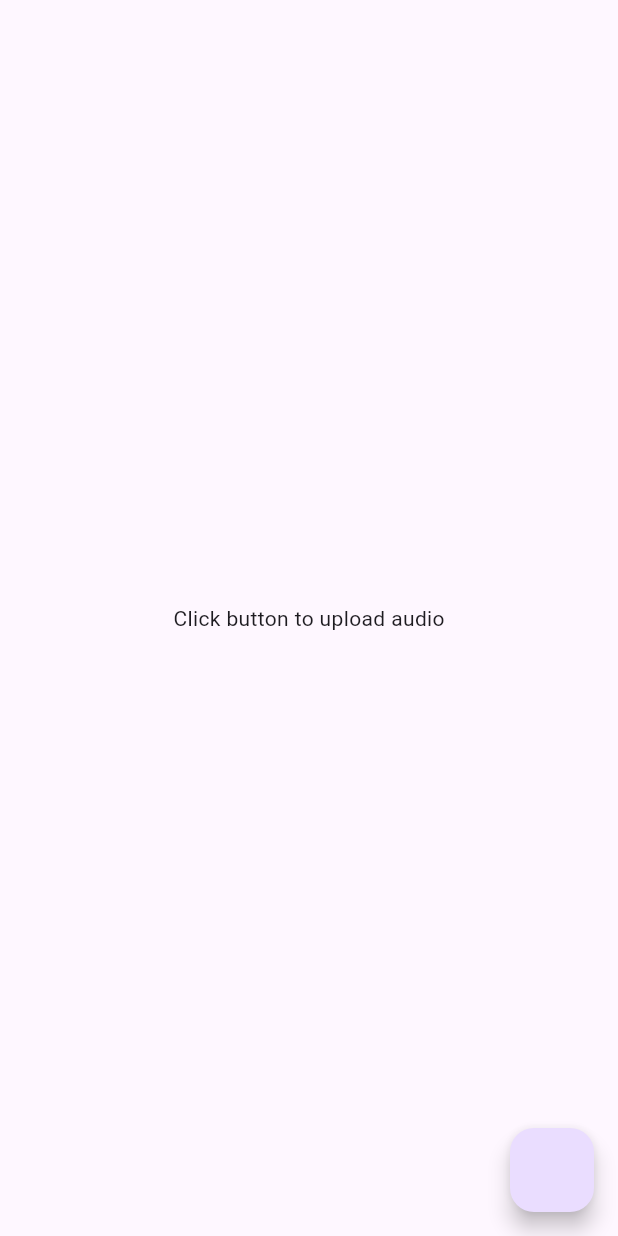
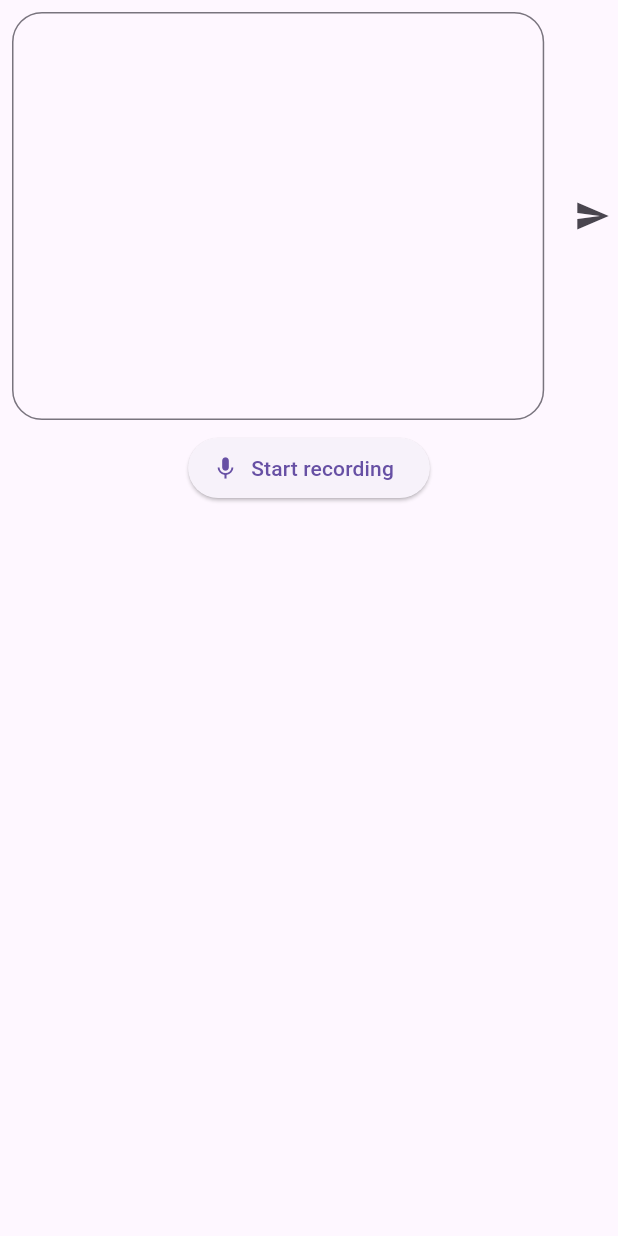
Before and after one commit to suzanhamami/internship_project, a Flutter app: the screen it shows after launch, on a phone screen of 412 x 824 dp. Run offline on Flutter 3.47's test engine with Material 3 defaults, Android fonts, the phone set to English and light mode, and no system bars; our stand-ins replace bloc, dartz, dio, flutter_bloc, flutter_dotenv, get_it and 1 more; missing offline and left inert: record.

Commit message:
Backend logic: string comparing algorithm, and finding mistakes. Added bloc to handle comparing texts and a simple ui to try it out.

```diff
--- a/lib/data/repository_imp/transcript_repo_imp.dart
+++ b/lib/data/repository_imp/transcript_repo_imp.dart
@@ -21,7 +21,7 @@ class TranscriptRepoImp implements TranscriptRepo {
       );
       return Right(uploadUrl);
     } on ServerException catch (e) {
-      print("from repo imp");
+      print("from repo imp upload");
       return Left(ServerFailure(message: e.message));
     } catch (e) {
       return Left(ServerFailure(message: "Unexpected error: ${e.toString()}"));
@@ -36,7 +36,7 @@ class TranscriptRepoImp implements TranscriptRepo {
       );
       return Right(transcriptId);
     } on ServerException catch (e) {
-      print("from repo imp");
+      print("from repo imp transcribe");
       return Left(ServerFailure(message: e.message));
     } catch (e) {
       return Left(ServerFailure(message: "Unexpected error: ${e.toString()}"));
--- /dev/null
+++ b/lib/domain/use_case/compare_texts.dart
@@ -0,0 +1,12 @@
+// ignore_for_file: public_member_api_docs, sort_constructors_first
+import 'package:internship_project/core/utils/levenshtien_alg.dart';
+
+class CompareTextsUseCase {
+  final LevenshtienAlg comparer;
+  CompareTextsUseCase({required this.comparer});
+  String call({required String originalText, required String userText}) {
+    return comparer.compareText(originalText: originalText, userText: userText);
+  }
+
+  List<String> getWrongWords() => comparer.wrongWords;
+}
--- a/lib/main.dart
+++ b/lib/main.dart
@@ -1,12 +1,10 @@
-import 'dart:io';
-
-import 'package:file_picker/file_picker.dart';
 import 'package:flutter/material.dart';
 import 'package:flutter_bloc/flutter_bloc.dart';
 import 'package:flutter_dotenv/flutter_dotenv.dart';
-import 'package:internship_project/core/utils/text_formatting.dart';
-import 'package:internship_project/presentation/bloc/transcription_bloc.dart';
+import 'package:internship_project/presentation/comparison/bloc/comparison_bloc.dart';
+import 'package:internship_project/presentation/transcription/bloc/transcription_bloc.dart';
 import 'package:internship_project/core/service_locator.dart';
+import 'package:internship_project/presentation/transcription/home_page.dart';
 
 void main() async {
   WidgetsFlutterBinding.ensureInitialized();
@@ -24,75 +22,12 @@ class MyApp extends StatelessWidget {
   @override
   Widget build(BuildContext context) {
     return // TranscriptionBloc(),
-    BlocProvider(
-      create: (context) => getIt<TranscriptionBloc>(),
+    MultiBlocProvider(
+      providers: [
+      BlocProvider(create: (context) => getIt<TranscriptionBloc>()),
+      BlocProvider(create: (context) => getIt<ComparisonBloc>(),)
+      ],
       child: MaterialApp(home: HomePage()),
     );
   }
 }
-
-class HomePage extends StatelessWidget {
-  const HomePage({super.key});
-
-  @override
-  Widget build(BuildContext context) {
-    return Scaffold(
-      body: Center(
-        child: BlocBuilder<TranscriptionBloc, TranscriptionState>(
-          builder: (context, state) {
-            switch (state) {
-              case AudioUploadedSuccessfully():
-                return Column(
-                  mainAxisAlignment: MainAxisAlignment.center,
-                  children: [
-                    CircularProgressIndicator(),
-                    Text("Transcribing audio..."),
-                  ],
-                );
-              case AudioUploading():
-                return Column(
-                  mainAxisAlignment: MainAxisAlignment.center,
-                  children: [
-                    CircularProgressIndicator(),
-                    Text("Uploading audio..."),
-                  ],
-                );
-              case TranscriptionError():
-                return Text("An Error occured");
-              case TranscriptionLoading():
-                return Column(
-                  mainAxisAlignment: MainAxisAlignment.center,
-                  children: [
-                    CircularProgressIndicator(),
-                    Text("Almost ready..."),
-                  ],
-                );
-              case TranscriptionReady():
-                TextFormatting formattedTranscript = TextFormatting(
-                );
-                return SingleChildScrollView(
-                  child: Text(formattedTranscript.formatText(state.transcript.text)),
-                );
-              default:
-                return Text("Click button to upload audio");
-            }
-          },
-        ),
-      ),
-      floatingActionButton: FloatingActionButton(
-        onPressed: () async {
-          FilePickerResult? result = await FilePicker.platform.pickFiles();
-          if (result != null) {
-            File file = File(result.files.single.path!);
-
-            if (context.mounted) {
-              context.read<TranscriptionBloc>().add(AudioUploaded(file: file));
-            }
-          } else {
-            // User canceled the picker
-          }
-        },
-      ),
-    );
-  }
-}
--- /dev/null
+++ b/lib/presentation/comparison/bloc/comparison_bloc.dart
@@ -0,0 +1,26 @@
+import 'package:bloc/bloc.dart';
+import 'package:internship_project/domain/use_case/compare_texts.dart';
+import 'package:meta/meta.dart';
+
+part 'comparison_event.dart';
+part 'comparison_state.dart';
+
+class ComparisonBloc extends Bloc<ComparisonEvent, ComparisonState> {
+  final CompareTextsUseCase compareTextsUseCase;
+  ComparisonBloc({required this.compareTextsUseCase})
+    : super(ComparisonInitial()) {
+    on<ComparisonRequested>((event, emit) {
+      emit(ComparisonLoading());
+      try {
+        final score = compareTextsUseCase.call(
+          originalText: event.originalText,
+          userText: event.userText,
+        );
+        final wrongWords = compareTextsUseCase.getWrongWords();
+        emit(ComparisonSuccess(score: score, wrongWords: wrongWords));
+      } catch (e) {
+        emit(ComparisonError(message: "Unexpected error: ${e.toString()}"));
+      }
+    });
+  }
+}
--- /dev/null
+++ b/lib/presentation/comparison/bloc/comparison_event.dart
@@ -0,0 +1,14 @@
+// ignore_for_file: public_member_api_docs, sort_constructors_first
+part of 'comparison_bloc.dart';
+
+@immutable
+sealed class ComparisonEvent {}
+
+class ComparisonRequested extends ComparisonEvent {
+  final String originalText;
+  final String userText;
+  ComparisonRequested({
+    required this.originalText,
+    required this.userText,
+  });
+}
--- /dev/null
+++ b/lib/presentation/comparison/bloc/comparison_state.dart
@@ -0,0 +1,23 @@
+// ignore_for_file: public_member_api_docs, sort_constructors_first
+part of 'comparison_bloc.dart';
+
+@immutable
+sealed class ComparisonState {}
+
+final class ComparisonInitial extends ComparisonState {}
+
+final class ComparisonLoading extends ComparisonState {}
+
+class ComparisonSuccess extends ComparisonState {
+  final String score;
+  final List<String> wrongWords;
+  ComparisonSuccess({
+    required this.score,
+    required this.wrongWords,
+  });
+}
+
+class ComparisonError extends ComparisonState {
+  final String message;
+  ComparisonError({required this.message});
+}
--- /dev/null
+++ b/lib/presentation/transcription/home_page.dart
@@ -0,0 +1,173 @@
+import 'dart:io';
+
+import 'package:flutter/material.dart';
+import 'package:flutter_bloc/flutter_bloc.dart';
+import 'package:internship_project/presentation/comparison/result_page.dart';
+import 'package:internship_project/presentation/transcription/bloc/transcription_bloc.dart';
+// import 'package:just_audio/just_audio.dart';
+import 'package:path_provider/path_provider.dart';
+import 'package:record/record.dart';
+
+class HomePage extends StatefulWidget {
+  const HomePage({super.key});
+
+  @override
+  State<HomePage> createState() => _HomePageState();
+}
+
+class _HomePageState extends State<HomePage> {
+  late AudioRecorder audioRecorder;
+  late TextEditingController originalText;
+  // late AudioPlayer audioPlayer;
+  bool isRecording = false;
+  String? recordPath;
+
+  @override
+  void initState() {
+    audioRecorder = AudioRecorder();
+    originalText = TextEditingController();
+    // audioPlayer = AudioPlayer();
+    super.initState();
+  }
+
+  @override
+  void dispose() {
+    audioRecorder.dispose();
+    originalText.dispose();
+    // audioPlayer.dispose();
+    super.dispose();
+  }
+
+  @override
+  Widget build(BuildContext context) {
+    return Scaffold(
+      body: Center(
+        child: Column(
+          children: [
+            Row(
+              children: [
+                SizedBox(
+                  width: MediaQuery.sizeOf(context).width * 0.9,
+                  child: Padding(
+                    padding: const EdgeInsets.all(8.0),
+                    child: TextField(
+                      controller: originalText,
+                      decoration: InputDecoration(
+                        border: OutlineInputBorder(
+                          borderRadius: BorderRadius.circular(20),
+                        ),
+                      ),
+                      maxLines: 10,
+                    ),
+                  ),
+                ),
+                IconButton(
+                  onPressed: () {
+                    originalText.text = "";
+                  },
+                  icon: Icon(Icons.send),
+                ),
+              ],
+            ),
+            BlocConsumer<TranscriptionBloc, TranscriptionState>(
+              listener: (context, state) {
+                switch (state) {
+                  case TranscriptionReady():
+                    Navigator.push(
+                      context,
+                      MaterialPageRoute(
+                        builder: (context) => ResultPage(
+                          originalText: originalText.text,
+                          userText: state.transcript,
+                        ),
+                      ),
+                    );
+                  case TranscriptionError():
+                    ScaffoldMessenger.of(
+                      context,
+                    ).showSnackBar(SnackBar(content: Text(state.message)));
+                  default:
+                }
+              },
+              builder: (context, state) {
+                switch (state) {
+                  case AudioUploadedSuccessfully():
+                    return SizedBox(
+                      height: 100,
+                      child: Column(
+                        mainAxisAlignment: MainAxisAlignment.center,
+                        children: [
+                          CircularProgressIndicator(),
+                          Text("Transcribing audio..."),
+                        ],
+                      ),
+                    );
+                  case TranscriptionLoading() || AudioUploading():
+                    return SizedBox(
+                      height: 100,
+                      child: Column(
+                        mainAxisAlignment: MainAxisAlignment.center,
+                        children: [
+                          CircularProgressIndicator(),
+                          Text("Please wait..."),
+                        ],
+                      ),
+                    );
+                  case TranscriptionReady():
+                    return Center(child: Text("Transcript ready!"));
+                  case TranscriptionError():
+                    return Center(child: Text(state.message));
+                  default:
+                    return ElevatedButton.icon(
+                      onPressed: audioRecording,
+                      label: Text(
+                        isRecording ? "Stop recording" : "Start recording",
+                      ),
+                      icon: Icon(isRecording ? Icons.stop_circle : Icons.mic),
+                    );
+                }
+              },
+            ),
+          ],
+        ),
+      ),
+    );
+  }
+
+  void audioRecording() async {
+    if (isRecording) {
+      String? filePath = await audioRecorder.stop();
+      try {
+        if (filePath != null) {
+          recordPath = filePath;
+          if (context.mounted) {
+            context.read<TranscriptionBloc>().add(
+              AudioUploaded(file: File(recordPath!)),
+            );
+          }
+          isRecording = false;
+        }
+      } catch (e, s) {
+        print("from stop func");
+        print(s);
+      }
+    } else {
+      if (await audioRecorder.hasPermission()) {
+        final Directory directory = await getApplicationDocumentsDirectory();
+        final String filePath = "${directory.path}/recording.m4a";
+        try {
+          audioRecorder.start(
+            const RecordConfig(),
+            path: filePath,
+          );
+          setState(() {
+            isRecording = true;
+          });
+        } catch (e, s) {
+          print("from start record func");
+          print(s);
+        }
+      }
+    }
+  }
+}
--- a/pubspec.yaml
+++ b/pubspec.yaml
@@ -41,6 +41,9 @@ dependencies:
   get_it: ^8.2.0
   dartz: ^0.10.1
   retry: ^3.1.2
+  record: ^6.1.1
+  just_audio: ^0.10.5
+  path_provider: ^2.1.5
 
 dev_dependencies:
   flutter_test:
```
Also changed, not shown: lib/core/service_locator.dart (+21 -2 lines), lib/core/utils/levenshtien_alg.dart (added, +72 -0 lines), lib/core/utils/text_formatting.dart (+34 -11 lines), lib/presentation/comparison/result_page.dart (added, +63 -0 lines), lib/presentation/transcription/bloc/transcription_bloc.dart (renamed from lib/presentation/bloc/transcription_bloc.dart), lib/presentation/transcription/bloc/transcription_event.dart (renamed from lib/presentation/bloc/transcription_event.dart), lib/presentation/transcription/bloc/transcription_state.dart (renamed from lib/presentation/bloc/transcription_state.dart), pubspec.lock, 6 other files.
